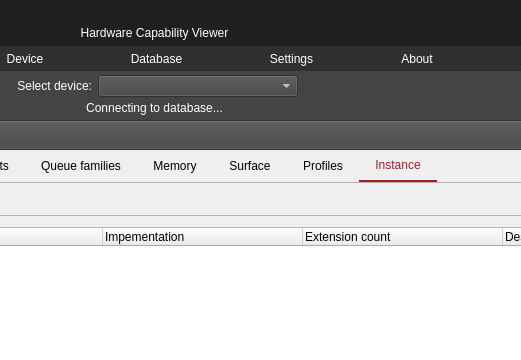
Qt form vulkancapsviewer.ui (SaschaWillems/VulkanCapsViewer) before a commit; both pictures show x 309 to 830 and y 0 to 360 of the 927 by 755 pixel window.
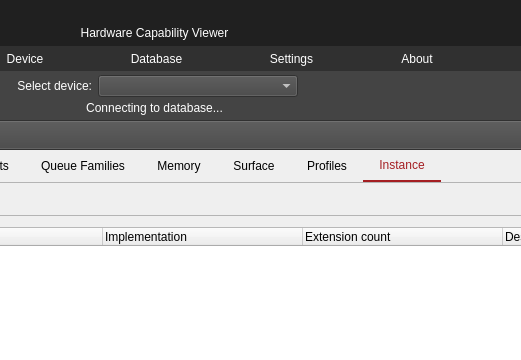
The same form after that commit. The open tabs and pages were chosen to show the change. Icons and pictures are not drawn.

Commit message:
ui: fix minor spelling and consistency (#211)
Trivial issues found during Vulkan SDK testing.

"Impementation" was misspelled.

"Queue Families" had both words capitalized in one place, but one capitalized and
the other lowercase in another place.

What changed in the file:
```diff
--- a/vulkancapsviewer.ui
+++ b/vulkancapsviewer.ui
@@ -1382,7 +1382,7 @@
          </widget>
          <widget class="QWidget" name="tab_12">
           <attribute name="title">
-           <string>Queue families</string>
+           <string>Queue Families</string>
           </attribute>
           <layout class="QVBoxLayout" name="verticalLayout_15">
            <item>
@@ -1623,7 +1623,7 @@
                  </column>
                  <column>
                   <property name="text">
-                   <string>Impementation</string>
+                   <string>Implementation</string>
                   </property>
                  </column>
                  <column>
```
